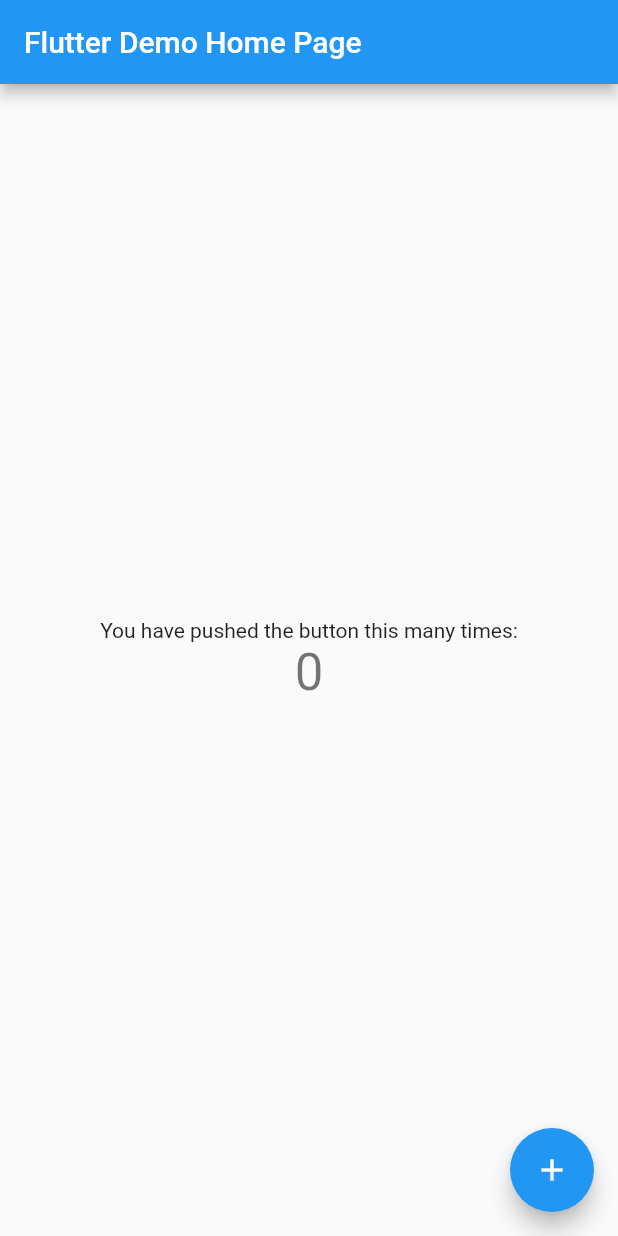
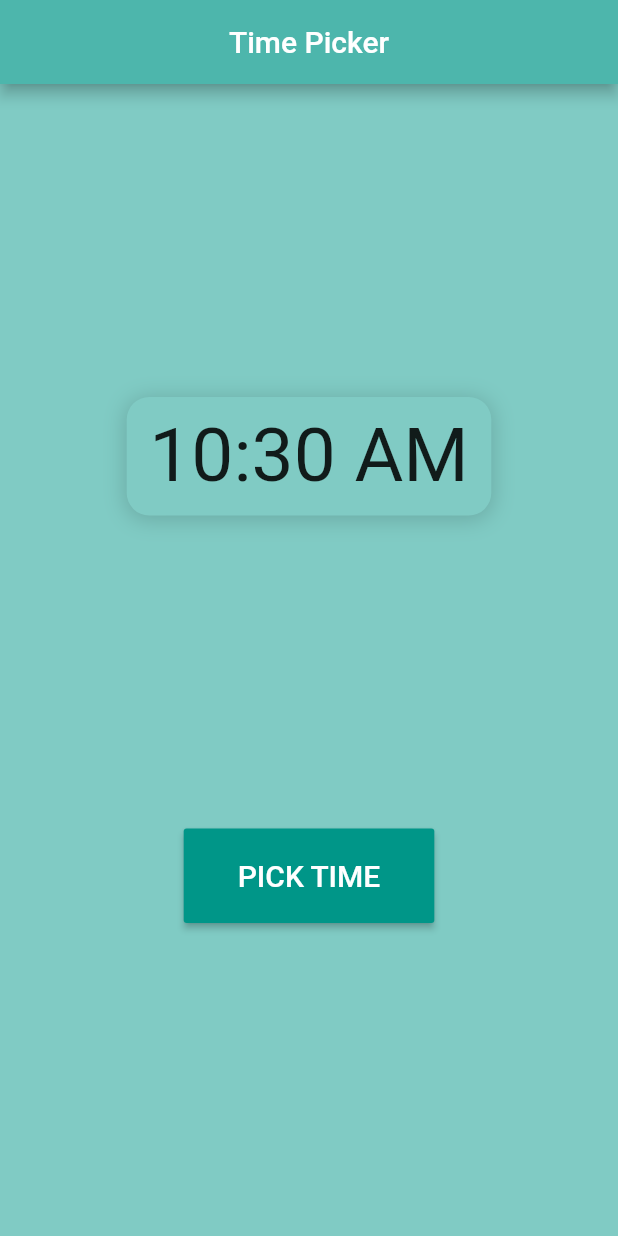
Before and after one commit to aravind-b-dev/time-picker, a Flutter app: the screen it shows after launch, on a phone screen of 412 x 824 dp. Run offline on Flutter 3.47's test engine with Material 2 defaults, Android fonts, the phone set to English and light mode, and no system bars.

Commit message:
time picker added

```diff
--- /dev/null
+++ b/lib/homepage.dart
@@ -0,0 +1,76 @@
+import 'package:flutter/material.dart';
+
+class HomePage extends StatefulWidget {
+  const HomePage({Key? key}) : super(key: key);
+
+  @override
+  _HomePageState createState() => _HomePageState();
+}
+
+class _HomePageState extends State<HomePage> {
+  // create TimeOfDay variable
+  TimeOfDay _timeOfDay = TimeOfDay.now();
+
+  // show time picker method
+  void _showTimePicker() {
+    showTimePicker(
+      context: context,
+      initialTime: TimeOfDay.now(),
+    ).then((value) {
+      setState(() {
+        _timeOfDay = value!;
+      });
+    });
+  }
+
+  @override
+  Widget build(BuildContext context) {
+    return Scaffold(
+      backgroundColor: Colors.teal.shade200,
+      appBar: AppBar(
+        backgroundColor: Colors.teal.shade300,
+        title: Text("Time Picker"),
+        centerTitle: true,
+      ),
+      body: Center(
+        child: Column(
+          mainAxisAlignment: MainAxisAlignment.spaceEvenly,
+          children: [
+            // display the chosen time
+            Container(
+              padding: const EdgeInsets.symmetric(horizontal: 15,vertical: 10),
+              decoration: const BoxDecoration(
+                  borderRadius: BorderRadius.all(
+                    Radius.circular(15.0),
+                  ),
+                  boxShadow: [
+                    BoxShadow(
+                        color: Color(0x29000000),
+                        offset: Offset(0, 2),
+                        blurRadius: 12,
+                        spreadRadius: 1)
+                  ],
+                  color: Color(0xff80cbc4)),
+              child: Text(
+                _timeOfDay.format(context).toString(),
+                style: TextStyle(fontSize: 50),
+              ),
+            ),
+
+            // button
+            MaterialButton(
+
+              onPressed: _showTimePicker,
+              child: const Padding(
+                padding: EdgeInsets.all(20.0),
+                child: Text('PICK TIME',
+                    style: TextStyle(color: Colors.white, fontSize: 20)),
+              ),
+              color: Colors.teal.shade500,
+            ),
+          ],
+        ),
+      ),
+    );
+  }
+}
--- a/lib/main.dart
+++ b/lib/main.dart
@@ -1,115 +1,19 @@
+// ignore_for_file: prefer_const_constructors
+
 import 'package:flutter/material.dart';
+import 'homepage.dart';
 
 void main() {
-  runApp(const MyApp());
+  runApp( MyApp());
 }
 
 class MyApp extends StatelessWidget {
-  const MyApp({Key? key}) : super(key: key);
 
-  // This widget is the root of your application.
   @override
   Widget build(BuildContext context) {
     return MaterialApp(
-      title: 'Flutter Demo',
-      theme: ThemeData(
-        // This is the theme of your application.
-        //
-        // Try running your application with "flutter run". You'll see the
-        // application has a blue toolbar. Then, without quitting the app, try
-        // changing the primarySwatch below to Colors.green and then invoke
-        // "hot reload" (press "r" in the console where you ran "flutter run",
-        // or simply save your changes to "hot reload" in a Flutter IDE).
-        // Notice that the counter didn't reset back to zero; the application
-        // is not restarted.
-        primarySwatch: Colors.blue,
-      ),
-      home: const MyHomePage(title: 'Flutter Demo Home Page'),
+      debugShowCheckedModeBanner: false,
+      home: HomePage(),
     );
   }
 }
-
-class MyHomePage extends StatefulWidget {
-  const MyHomePage({Key? key, required this.title}) : super(key: key);
-
-  // This widget is the home page of your application. It is stateful, meaning
-  // that it has a State object (defined below) that contains fields that affect
-  // how it looks.
-
-  // This class is the configuration for the state. It holds the values (in this
-  // case the title) provided by the parent (in this case the App widget) and
-  // used by the build method of the State. Fields in a Widget subclass are
-  // always marked "final".
-
-  final String title;
-
-  @override
-  State<MyHomePage> createState() => _MyHomePageState();
-}
-
-class _MyHomePageState extends State<MyHomePage> {
-  int _counter = 0;
-
-  void _incrementCounter() {
-    setState(() {
-      // This call to setState tells the Flutter framework that something has
-      // changed in this State, which causes it to rerun the build method below
-      // so that the display can reflect the updated values. If we changed
-      // _counter without calling setState(), then the build method would not be
-      // called again, and so nothing would appear to happen.
-      _counter++;
-    });
-  }
-
-  @override
-  Widget build(BuildContext context) {
-    // This method is rerun every time setState is called, for instance as done
-    // by the _incrementCounter method above.
-    //
-    // The Flutter framework has been optimized to make rerunning build methods
-    // fast, so that you can just rebuild anything that needs updating rather
-    // than having to individually change instances of widgets.
-    return Scaffold(
-      appBar: AppBar(
-        // Here we take the value from the MyHomePage object that was created by
-        // the App.build method, and use it to set our appbar title.
-        title: Text(widget.title),
-      ),
-      body: Center(
-        // Center is a layout widget. It takes a single child and positions it
-        // in the middle of the parent.
-        child: Column(
-          // Column is also a layout widget. It takes a list of children and
-          // arranges them vertically. By default, it sizes itself to fit its
-          // children horizontally, and tries to be as tall as its parent.
-          //
-          // Invoke "debug painting" (press "p" in the console, choose the
-          // "Toggle Debug Paint" action from the Flutter Inspector in Android
-          // Studio, or the "Toggle Debug Paint" command in Visual Studio Code)
-          // to see the wireframe for each widget.
-          //
-          // Column has various properties to control how it sizes itself and
-          // how it positions its children. Here we use mainAxisAlignment to
-          // center the children vertically; the main axis here is the vertical
-          // axis because Columns are vertical (the cross axis would be
-          // horizontal).
-          mainAxisAlignment: MainAxisAlignment.center,
-          children: <Widget>[
-            const Text(
-              'You have pushed the button this many times:',
-            ),
-            Text(
-              '$_counter',
-              style: Theme.of(context).textTheme.headline4,
-            ),
-          ],
-        ),
-      ),
-      floatingActionButton: FloatingActionButton(
-        onPressed: _incrementCounter,
-        tooltip: 'Increment',
-        child: const Icon(Icons.add),
-      ), // This trailing comma makes auto-formatting nicer for build methods.
-    );
-  }
-}
```
Also changed, not shown: 1 other file.
